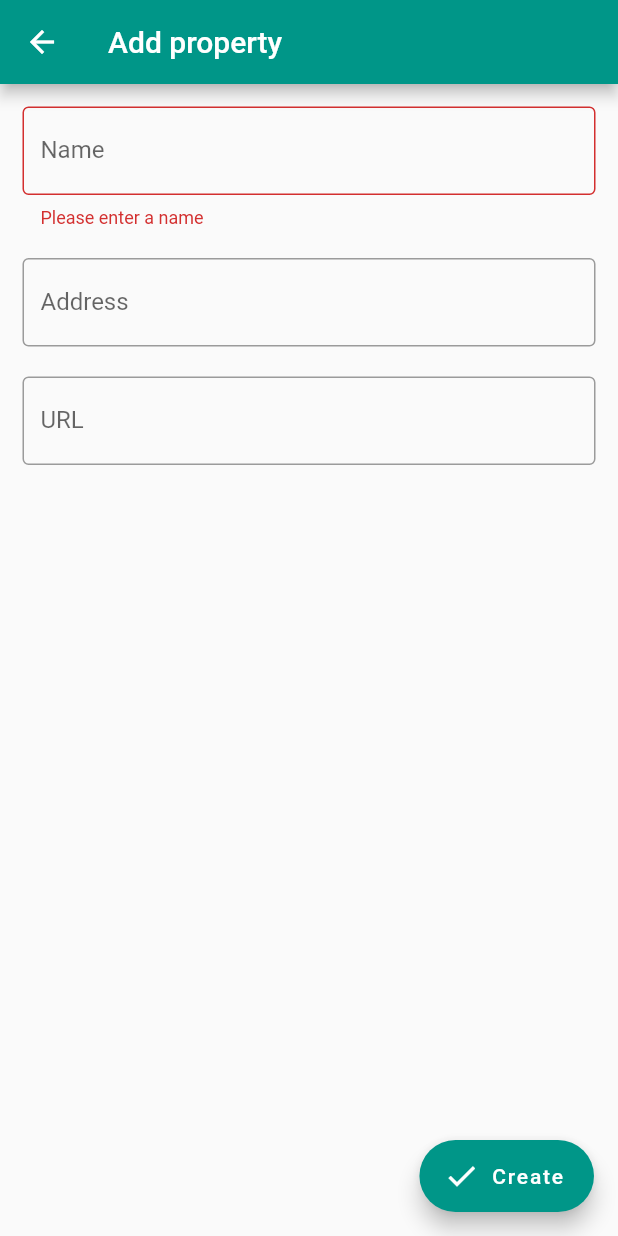
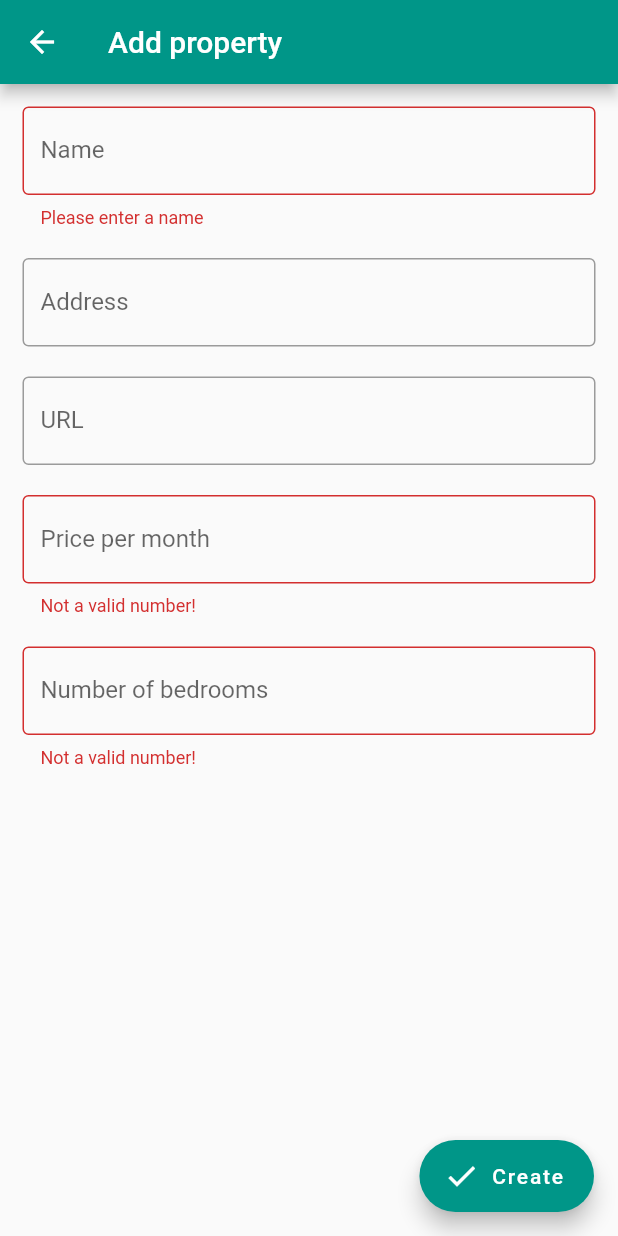
Before and after one commit to Lindronics/property_checklist, a Flutter app: the AddPropertyPage screen opened directly, after a tap on "Create", on a phone screen of 412 x 824 dp. Run offline on Flutter 3.47's test engine with Material 2 defaults, Android fonts, the phone set to English and light mode, and no system bars; our stand-ins replace flutter_slidable.

Commit message:
Added price and number of bedrooms to add property page

```diff
--- a/property_checklist_app/lib/add_property_page.dart
+++ b/property_checklist_app/lib/add_property_page.dart
@@ -60,6 +60,7 @@ class _AddPropertyPageState extends State<AddPropertyPage> {
                   height: 20.0,
                 ),
                 TextFormField(
+                    keyboardType: TextInputType.url,
                     decoration: InputDecoration(
                         border: OutlineInputBorder(), labelText: "URL"),
                     validator: (value) {
@@ -70,6 +71,44 @@ class _AddPropertyPageState extends State<AddPropertyPage> {
                     },
                     onSaved: (value) {
                       _newProperty.posting = Uri(path: value);
+                    }),
+                SizedBox(
+                  height: 20.0,
+                ),
+                TextFormField(
+                    keyboardType: TextInputType.number,
+                    decoration: InputDecoration(
+                        border: OutlineInputBorder(),
+                        labelText: "Price per month"),
+                    validator: (value) {
+                      try {
+                        int.parse(value);
+                      } on FormatException {
+                        return ('Not a valid number!');
+                      }
+                      return null;
+                    },
+                    onSaved: (value) {
+                      _newProperty.montlyRent = int.parse(value);
+                    }),
+                SizedBox(
+                  height: 20.0,
+                ),
+                TextFormField(
+                    keyboardType: TextInputType.number,
+                    decoration: InputDecoration(
+                        border: OutlineInputBorder(),
+                        labelText: "Number of bedrooms"),
+                    validator: (value) {
+                      try {
+                        int.parse(value);
+                      } on FormatException {
+                        return ('Not a valid number!');
+                      }
+                      return null;
+                    },
+                    onSaved: (value) {
+                      _newProperty.bedrooms = int.parse(value);
                     }),
               ],
             ),
```
